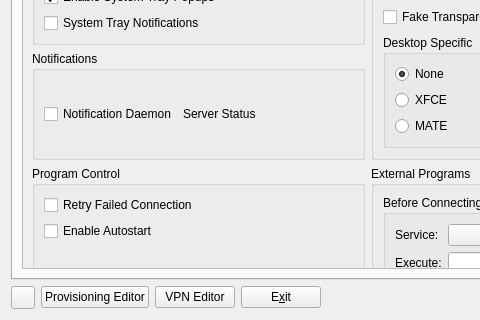
The window that apps/cmstapp/code/control_box/ui/controlbox.ui (andrew-bibb/cmst) describes before a commit, drawn with Qt 5; both pictures show x 0 to 480 and y 324 to 644 of the 749 by 644 pixel window.
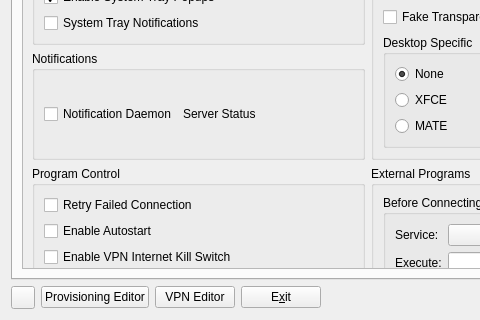
The same window after the commit. The open tabs and pages were chosen to show the change.

The edit to the form file:
```diff
--- a/apps/cmstapp/code/control_box/ui/controlbox.ui
+++ b/apps/cmstapp/code/control_box/ui/controlbox.ui
@@ -1041,7 +1041,7 @@
           <property name="geometry">
            <rect>
             <x>0</x>
-            <y>0</y>
+            <y>-274</y>
             <width>693</width>
             <height>740</height>
            </rect>
@@ -1086,6 +1086,13 @@
                 </property>
                </widget>
               </item>
+              <item row="2" column="0">
+               <widget class="QCheckBox" name="checkBox_killswitch">
+                <property name="text">
+                 <string>Enable VPN Internet Kill Switch</string>
+                </property>
+               </widget>
+              </item>
              </layout>
             </widget>
            </item>
```
